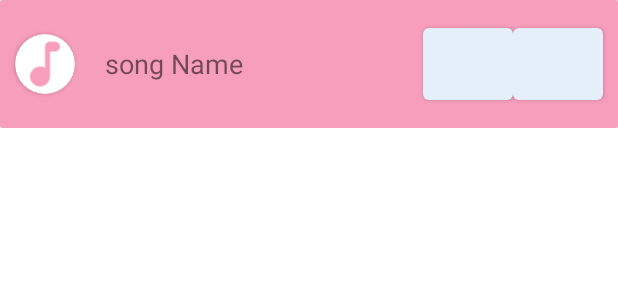
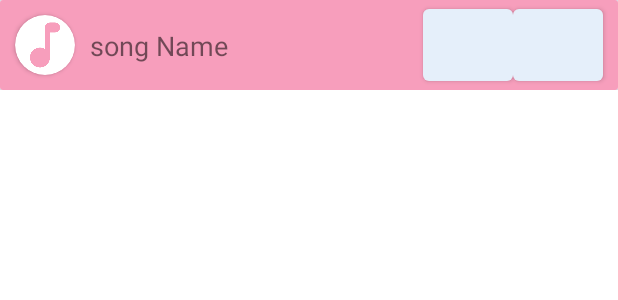
Before and after one commit to albertdinesh11/Music-Player, an Android app: the layout fragment_now_playing.xml on its own in the app's theme, with its tools: preview values and no code run, on a phone screen of 412 x 824 dp. Shown: the top 300 px of the screen. Run offline under Robolectric (Android 15) with nearby library versions, the phone set to English and light mode, and no system bars; plain views replace NeumorphCardView, NeumorphImageButton.

Commit message:
version 1.0

```diff
--- a/app/src/main/res/layout/activity_main.xml
+++ b/app/src/main/res/layout/activity_main.xml
@@ -53,7 +53,4 @@
             android:name="com.example.musicplayer.NowPlayingFragment"
             tools:layout="@layout/fragment_now_playing"
             />
-
-
-
 </RelativeLayout>
--- a/app/src/main/res/layout/fragment_now_playing.xml
+++ b/app/src/main/res/layout/fragment_now_playing.xml
@@ -3,86 +3,95 @@
     xmlns:tools="http://schemas.android.com/tools"
     xmlns:app="http://schemas.android.com/apk/res-auto"
     android:layout_width="match_parent"
-    android:layout_height="85dp"
+    android:layout_height="wrap_content"
     tools:context=".NowPlayingFragment"
     android:background="?attr/colorPrimary">
 
+
     <soup.neumorphism.NeumorphCardView
         android:layout_width="match_parent"
-        android:layout_height="match_parent"
+        android:layout_height="wrap_content"
         app:neumorph_shapeType="pressed"
         app:neumorph_shadowColorDark="?attr/colorSecondaryVariant"
         app:neumorph_shadowColorLight="?attr/colorSecondary"
         app:neumorph_shadowElevation="2dp">
 
-        <RelativeLayout
+        <androidx.constraintlayout.widget.ConstraintLayout
             android:layout_width="match_parent"
             android:layout_height="match_parent"
             android:background="?attr/colorPrimaryVariant">
+
             <androidx.cardview.widget.CardView
                 android:id="@+id/song_img_card"
                 android:layout_width="40dp"
                 android:layout_height="40dp"
-                app:cardCornerRadius="60dp"
                 android:layout_centerVertical="true"
                 android:layout_marginStart="10dp"
-                android:elevation="4dp">
+                android:elevation="4dp"
+                app:cardCornerRadius="60dp"
+                app:layout_constraintBottom_toBottomOf="parent"
+                app:layout_constraintStart_toStartOf="parent"
+                app:layout_constraintTop_toTopOf="parent">
+
                 <ImageView
                     android:id="@+id/songImageNP"
                     android:layout_width="match_parent"
                     android:layout_height="match_parent"
                     android:scaleType="centerCrop"
-                    android:src="@drawable/ic_music"/>
+                    android:src="@drawable/ic_music" />
             </androidx.cardview.widget.CardView>
 
             <TextView
                 android:id="@+id/songNameNP"
-                android:layout_width="160dp"
+                android:layout_width="0dp"
                 android:layout_height="wrap_content"
-                android:layout_marginStart="20dp"
-                android:layout_marginTop="5dp"
-                android:text="song Name"
-                android:layout_centerVertical="true"
-                android:textSize="18sp"
+                android:layout_marginStart="10dp"
                 android:layout_toEndOf="@+id/song_img_card"
                 android:ellipsize="marquee"
                 android:marqueeRepeatLimit="marquee_forever"
                 android:singleLine="true"
-                />
-
+                android:text="song Name"
+                android:textSize="18sp"
+                app:layout_constraintBottom_toBottomOf="parent"
+                app:layout_constraintEnd_toStartOf="@+id/playPauseBtnNp"
+                app:layout_constraintStart_toEndOf="@+id/song_img_card"
+                app:layout_constraintTop_toTopOf="parent" />
 
 
             <soup.neumorphism.NeumorphImageButton
                 android:id="@+id/playPauseBtnNp"
+                style="@style/Widget.Neumorph.ImageButton"
                 android:layout_width="60dp"
                 android:layout_height="60dp"
-                style="@style/Widget.Neumorph.ImageButton"
+                android:layout_centerVertical="true"
+                android:layout_toStartOf="@+id/nextBtnNP"
                 android:src="@drawable/ic_play_now_playng"
-                android:layout_toStartOf="@+id/nextBtnNP"
-                android:layout_centerVertical="true"
-                app:neumorph_shapeType="pressed"
+                app:layout_constraintBottom_toBottomOf="parent"
+                app:layout_constraintEnd_toStartOf="@+id/nextBtnNP"
+                app:layout_constraintTop_toTopOf="parent"
+                app:neumorph_backgroundColor="?attr/colorPrimary"
                 app:neumorph_shadowColorDark="?attr/colorSecondaryVariant"
                 app:neumorph_shadowColorLight="?attr/colorSecondary"
                 app:neumorph_shadowElevation="2dp"
-                app:neumorph_backgroundColor="?attr/colorPrimary"
-                />
+                app:neumorph_shapeType="pressed" />
+
             <soup.neumorphism.NeumorphImageButton
                 android:id="@+id/nextBtnNP"
+                style="@style/Widget.Neumorph.ImageButton"
                 android:layout_width="60dp"
                 android:layout_height="60dp"
-                style="@style/Widget.Neumorph.ImageButton"
+                android:layout_marginEnd="10dp"
                 android:src="@drawable/ic_next"
-                android:layout_centerVertical="true"
-                android:layout_alignParentEnd="true"
-                android:layout_marginEnd="10dp"
+                app:layout_constraintBottom_toBottomOf="parent"
+                app:layout_constraintEnd_toEndOf="parent"
+                app:layout_constraintTop_toTopOf="parent"
+                app:neumorph_backgroundColor="?attr/colorPrimary"
                 app:neumorph_shadowColorDark="?attr/colorSecondaryVariant"
                 app:neumorph_shadowColorLight="?attr/colorSecondary"
                 app:neumorph_shadowElevation="2dp"
-                app:neumorph_shapeType="pressed"
-                app:neumorph_backgroundColor="?attr/colorPrimary"
-                />
+                app:neumorph_shapeType="pressed" />
 
-        </RelativeLayout>
+        </androidx.constraintlayout.widget.ConstraintLayout>
 
     </soup.neumorphism.NeumorphCardView>
 </RelativeLayout>
```
Also changed, not shown: app/src/main/java/com/example/musicplayer/MusicService.kt (+36 -2 lines), app/src/main/res/layout/activity_player.xml (+179 -142 lines), app/src/main/res/layout/music_view.xml (+43 -29 lines).
